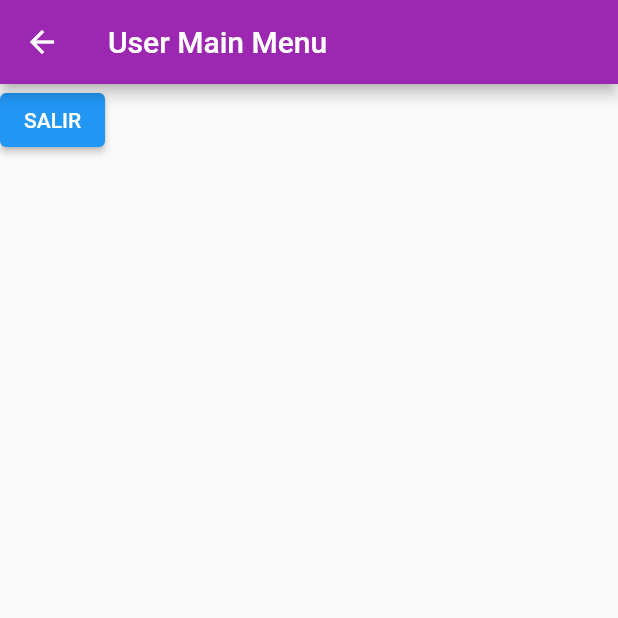
After one commit to FLOVI3R/mindcare, a Flutter app: the UserMainMenuPage screen opened directly, on a phone screen of 412 x 824 dp, the top half of it. The commit adds this screen. Run offline on Flutter 3.47's test engine with Material 2 defaults, Android fonts, the phone set to English and light mode, and no system bars.

Commit message:
update login, user model and page

```diff
--- /dev/null
+++ b/lib/models/User.dart
@@ -0,0 +1,25 @@
+class User {
+  final int id;
+  final String token;
+  final String name;
+  final String type;
+  final bool deleted;
+
+  const User({
+    required this.id,
+    required this.token,
+    required this.name,
+    required this.type,
+    required this.deleted,
+  });
+
+  factory User.fromJson(Map<String, dynamic> json) {
+    return User(
+      id: json['id'] as int,
+      token: json['token'] as String,
+      name: json['name'] as String,
+      type: json['tye'] as String,
+      deleted: json['deleted'] as bool,
+    );
+  }
+}
--- /dev/null
+++ b/lib/pages/user/user_mainMenu.dart
@@ -0,0 +1,32 @@
+import 'package:flutter/material.dart';
+
+class UserMainMenu extends StatelessWidget {
+  const UserMainMenu({super.key});
+
+  @override
+  Widget build(BuildContext context) {
+    return MaterialApp(
+      debugShowCheckedModeBanner: false,
+    );
+  }
+}
+
+class UserMainMenuPage extends StatelessWidget {
+  @override
+  Widget build(BuildContext context) {
+    return Scaffold(
+      appBar: AppBar(
+        title: Text('User Main Menu'),
+        backgroundColor: Colors.purple,
+      ),
+      body: Column(children: [
+        ElevatedButton(
+          onPressed: () {
+            Navigator.pushReplacementNamed(context, "/");
+          },
+          child: Text('SALIR'),
+        ),
+      ]),
+    );
+  }
+}
```
Also changed, not shown: lib/pages/auth/login.dart (+10 -3 lines).
